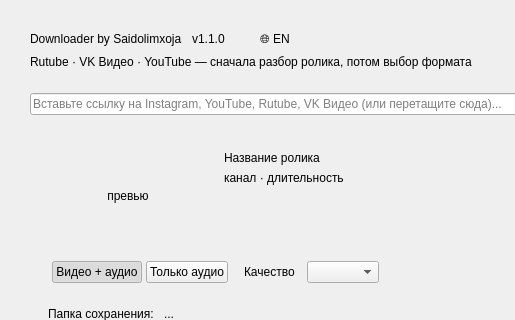
This is mainwindow.ui in Saidolimxoja/portable-video-audio-downloader as Qt 5 draws it before an edit; both pictures show x 0 to 515 and y 0 to 320 of the 760 by 600 pixel window. The edited form follows.
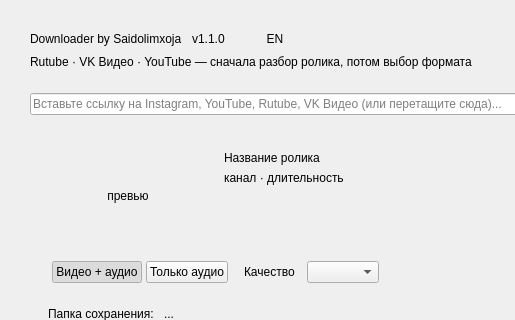
This is the edited form.

Commit message: style: remove globe emoji from language selection button

The edit to the form file:
```diff
--- a/mainwindow.ui
+++ b/mainwindow.ui
@@ -44,7 +44,7 @@
       <item>
        <widget class="QPushButton" name="languageButton">
         <property name="cursor"><cursorShape>PointingHandCursor</cursorShape></property>
-        <property name="text"><string>🌐 EN</string></property>
+        <property name="text"><string>EN</string></property>
         <property name="flat"><bool>true</bool></property>
        </widget>
       </item>
```
The commit also changes 2 other files.
